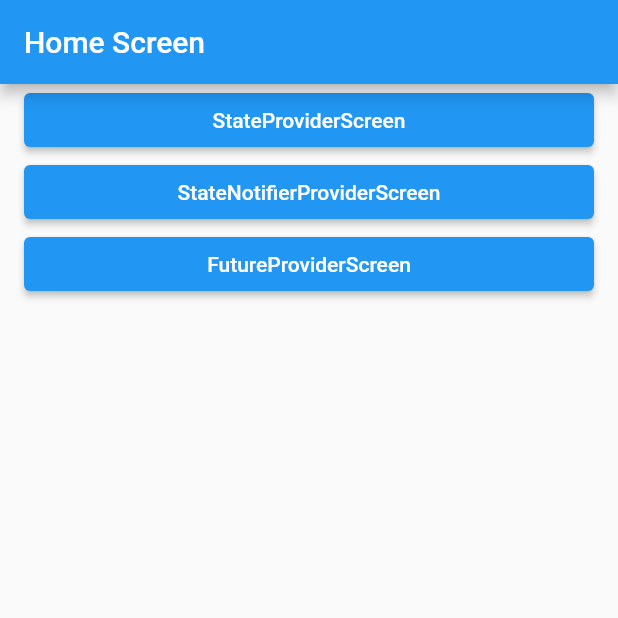
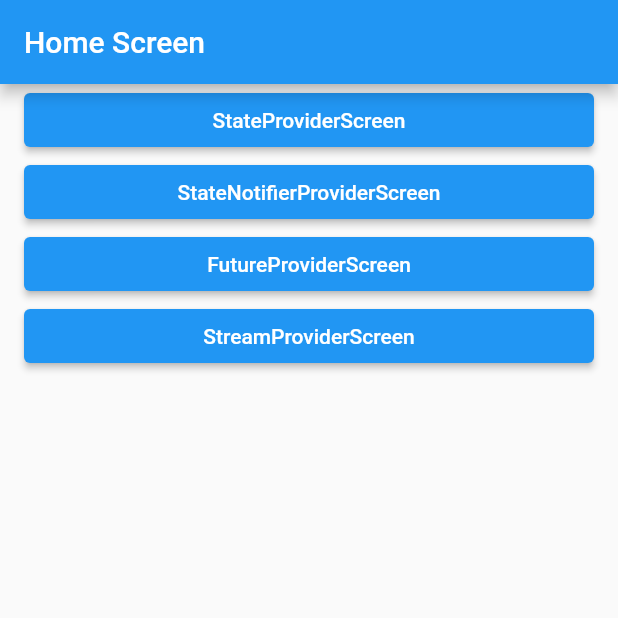
Before and after one commit to DongWooKim97/provider_practice, a Flutter app: the screen it shows after launch, on a phone screen of 412 x 824 dp, the top half of it. Run offline on Flutter 3.47's test engine with Material 2 defaults, Android fonts, the phone set to English and light mode, and no system bars; our stand-ins replace flutter_riverpod.

Commit message:
StreamProvider 실습

```diff
--- a/lib/screen/home_screen.dart
+++ b/lib/screen/home_screen.dart
@@ -3,6 +3,7 @@ import 'package:provider_project/layout/default_layout.dart';
 import 'package:provider_project/screen/future_provider_screen.dart';
 import 'package:provider_project/screen/state_notifier_provider_screen.dart';
 import 'package:provider_project/screen/state_provider_screen.dart';
+import 'package:provider_project/screen/stream_provider_screen.dart';
 
 class HomeScreen extends StatelessWidget {
   const HomeScreen({Key? key}) : super(key: key);
@@ -37,6 +38,14 @@ class HomeScreen extends StatelessWidget {
             },
             child: Text('FutureProviderScreen'),
           ),
+          ElevatedButton(
+            onPressed: () {
+              Navigator.of(context).push(
+                  MaterialPageRoute(builder: (_) => StreamProviderScreen())
+              );
+            },
+            child: Text('StreamProviderScreen'),
+          ),
         ],
       ),
     );
```
Also changed, not shown: lib/riverpod/stream_provider.dart (added, +10 -0 lines), lib/screen/stream_provider_screen.dart (added, +26 -0 lines).
